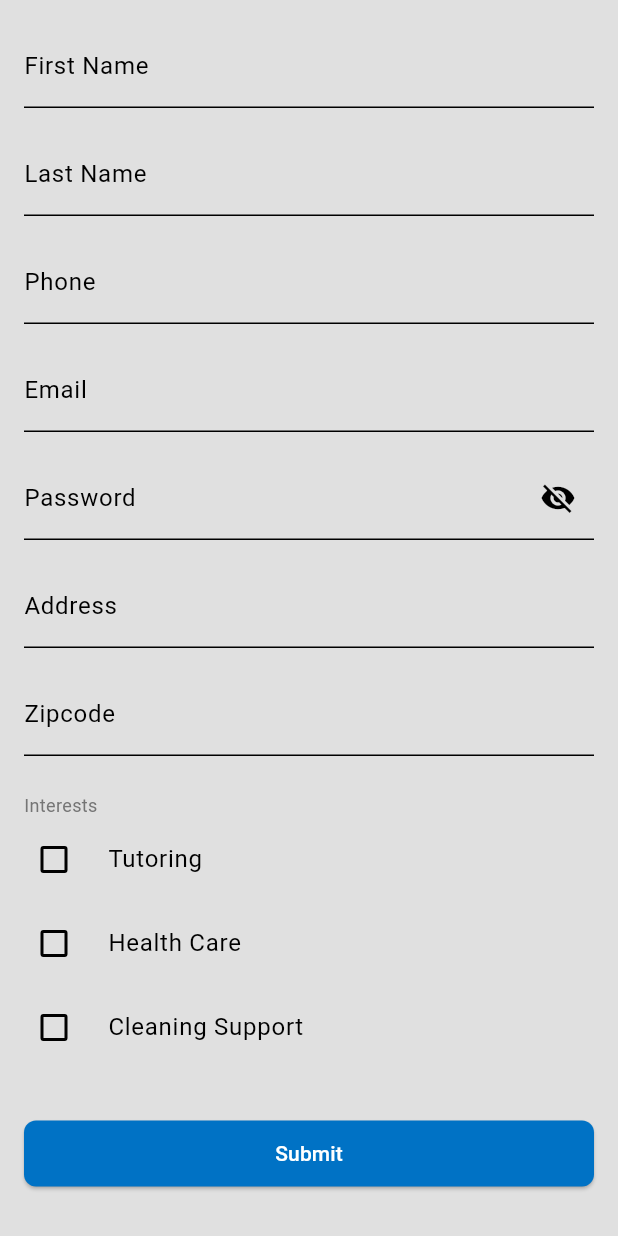
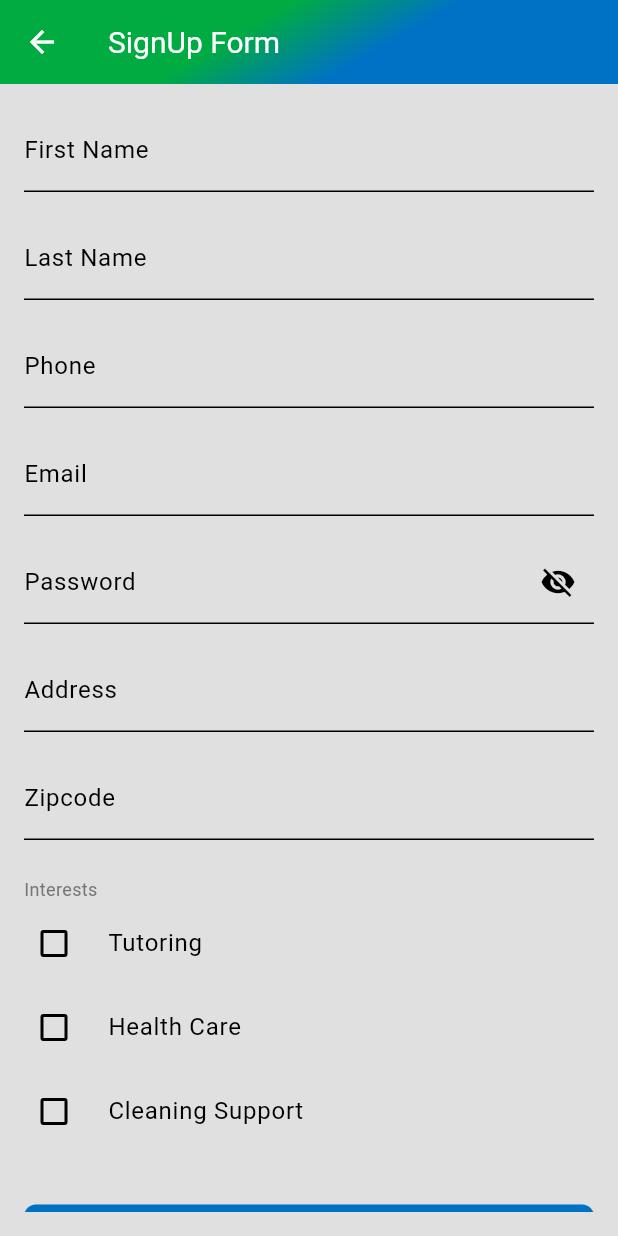
Before and after one commit to reetamit/CommApp, a Flutter app: the DashboardPage screen opened directly, after a tap on the "logout" icon, after a tap on "Don't have an account? Sign Up", on a phone screen of 412 x 824 dp. Run offline on Flutter 3.47's test engine with Material 3 defaults, Android fonts, the phone set to English and light mode, and no system bars; our stand-ins replace firebase_auth, firebase_core, firebase_database, geolocator, get, rxdart; accounts and stored records are empty; statements that could not run were skipped.

Commit message:
Added grediant theme

```diff
--- a/lib/models/chat_services.dart
+++ b/lib/models/chat_services.dart
@@ -162,7 +162,7 @@ class ChatService {
       }
 
       // Sort all messages by timestamp
-      allMessages.sort((a, b) {
+      allMessages.sort((b, a) {
         final aTimestamp = DateTime.parse(a['timestamp']);
         final bTimestamp = DateTime.parse(b['timestamp']);
         return aTimestamp.compareTo(bTimestamp);
--- a/lib/models/gradient_theme.dart
+++ b/lib/models/gradient_theme.dart
@@ -1,4 +1,6 @@
 // gradient_themes.dart
+
+import 'dart:math' as math;
 
 import 'package:flutter/material.dart';
 import 'package:flutter_app/models/light_mode.dart';
@@ -7,9 +9,10 @@ enum AppThemeMode { light, dark }
 
 class AppGradients {
   static const LinearGradient light = LinearGradient(
-    colors: [AppColors.accentGreen, AppColors.primaryBlue],
+    colors: [AppColors.primaryBlue, AppColors.accentGreen],
     begin: Alignment.topCenter,
     end: Alignment.bottomCenter,
+    transform: GradientRotation(math.pi / 1.2),
   );
 
   static const LinearGradient dark = LinearGradient(
--- a/lib/screens/dashboard.dart
+++ b/lib/screens/dashboard.dart
@@ -1,4 +1,5 @@
 import 'package:flutter/material.dart';
+import 'package:flutter_app/models/gradient_theme.dart';
 import 'package:flutter_app/screens/EventsPage.dart';
 import 'package:flutter_app/screens/aboutus.dart';
 import 'package:flutter_app/screens/home.dart';
@@ -66,7 +67,10 @@ class _DashboardPageState extends State<DashboardPage> {
           //? 'Messages'
           //: 'Profile',
         ),
-
+        backgroundColor: Colors.transparent,
+        flexibleSpace: Container(
+          decoration: BoxDecoration(gradient: AppGradients.light),
+        ),
         actions: [
           IconButton(
             icon: const Icon(Icons.logout),
@@ -76,7 +80,16 @@ class _DashboardPageState extends State<DashboardPage> {
         ],
       ),
 
-      bottomNavigationBar: BottomNavigationBar(
+      bottomNavigationBar: Stack(
+        children: <Widget>[
+          // The gradient container is the first child
+          Container(
+            height: 100, // Match the height of the BottomNavigationBar
+            decoration: const BoxDecoration(gradient: AppGradients.light),
+          ),
+          BottomNavigationBar(
+            backgroundColor: Colors.transparent,
+            elevation: 0, // Remove the shadow
             currentIndex: _selectedIndex,
             // Add this line to fix the visibility issue
             type: BottomNavigationBarType.fixed,
@@ -87,21 +100,28 @@ class _DashboardPageState extends State<DashboardPage> {
                 icon: Icon(Icons.volunteer_activism_sharp),
                 label: 'Requests',
               ),
-          BottomNavigationBarItem(icon: Icon(Icons.email), label: 'Messages'),
+              BottomNavigationBarItem(
+                icon: Icon(Icons.email),
+                label: 'Messages',
+              ),
               //BottomNavigationBarItem(
               //  icon: Icon(Icons.settings),
               //  label: 'Settings',
               //),
             ],
           ),
+        ],
+      ),
+
       drawer: Drawer(
+        width: 220.0,
         child: ListView(
           padding: EdgeInsets.zero,
           children: <Widget>[
             SizedBox(
-              height: 130.00,
+              height: 120.00,
               child: const DrawerHeader(
-                decoration: BoxDecoration(color: AppColors.primaryBlue),
+                decoration: BoxDecoration(gradient: AppGradients.light),
                 child: Text(
                   'Menu',
                   style: TextStyle(color: Colors.white, fontSize: 24),
--- a/lib/screens/eventspage.dart
+++ b/lib/screens/eventspage.dart
@@ -1,4 +1,6 @@
 import 'package:flutter/material.dart';
+import 'package:flutter_app/models/gradient_theme.dart';
+import 'package:flutter_app/models/light_mode.dart';
 import 'package:flutter_app/screens/create_event.dart';
 import 'package:flutter_app/screens/ongoing_events.dart';
 
@@ -29,6 +31,10 @@ class _EventsPageState extends State<EventsPage> {
     return Scaffold(
       appBar: AppBar(
         title: Text(_currentIndex == 0 ? 'Ongoing Events' : 'Create Event'),
+        backgroundColor: Colors.transparent,
+        flexibleSpace: Container(
+          decoration: BoxDecoration(gradient: AppGradients.light),
+        ),
       ),
       body: _screens[_currentIndex],
       bottomNavigationBar: BottomNavigationBar(
--- a/lib/screens/loginpage.dart
+++ b/lib/screens/loginpage.dart
@@ -2,6 +2,7 @@ import 'package:firebase_auth/firebase_auth.dart';
 import 'package:flutter/material.dart';
 import 'package:flutter_app/models/auth_services.dart';
 import 'package:flutter_app/models/gradient_background.dart';
+import 'package:flutter_app/models/gradient_theme.dart';
 import 'package:flutter_app/screens/dashboard.dart';
 import 'package:flutter_app/screens/signup.dart';
 import 'package:flutter_app/styles/app_styles.dart';
@@ -74,7 +75,11 @@ class _LoginPageState extends State<LoginPage> {
     return Scaffold(
       appBar: AppBar(
         title: const Text(Words.signIn),
-        leading: IconButton(
+        backgroundColor: Colors.transparent,
+        flexibleSpace: Container(
+          decoration: BoxDecoration(gradient: AppGradients.light),
+        ),
+        /*leading: IconButton(
           onPressed: () {
             Navigator.pop(context);
           },
@@ -82,7 +87,7 @@ class _LoginPageState extends State<LoginPage> {
             Icons.arrow_back_ios,
             color: Theme.of(context).colorScheme.primary,
           ),
-        ),
+        ),*/
       ),
       body: SingleChildScrollView(
         child: Padding(
--- a/lib/screens/signup.dart
+++ b/lib/screens/signup.dart
@@ -2,6 +2,7 @@ import 'package:firebase_auth/firebase_auth.dart';
 import 'package:flutter/material.dart';
 import 'package:flutter_app/localization/words.dart';
 import 'package:flutter_app/models/auth_services.dart';
+import 'package:flutter_app/models/gradient_theme.dart';
 import 'package:flutter_app/screens/dashboard.dart';
 import 'package:flutter_app/models/database_service.dart';
 import 'package:flutter_app/screens/home.dart';
@@ -161,7 +162,13 @@ class _SignUpFormScreenState extends State<SignUpFormScreen> {
   @override
   Widget build(BuildContext context) {
     return Scaffold(
-      //appBar: AppBar(title: Text('SignUp Form')),
+      appBar: AppBar(
+        title: Text('SignUp Form'),
+        backgroundColor: Colors.transparent,
+        flexibleSpace: Container(
+          decoration: BoxDecoration(gradient: AppGradients.light),
+        ),
+      ),
       //appBar: AppBar(title: Text('SignUp')),
       body: Padding(
         padding: const EdgeInsets.all(16.0),
```
Also changed, not shown: lib/screens/aboutus.dart (+8 -1 lines), lib/screens/chatpage.dart (+61 -8 lines), lib/screens/profile.dart (+8 -1 lines), lib/screens/reset_password_page.dart (+8 -1 lines), lib/screens/rewards.dart (+8 -1 lines), 72 other files. Lines whose indentation alone changed are shown as unchanged.
